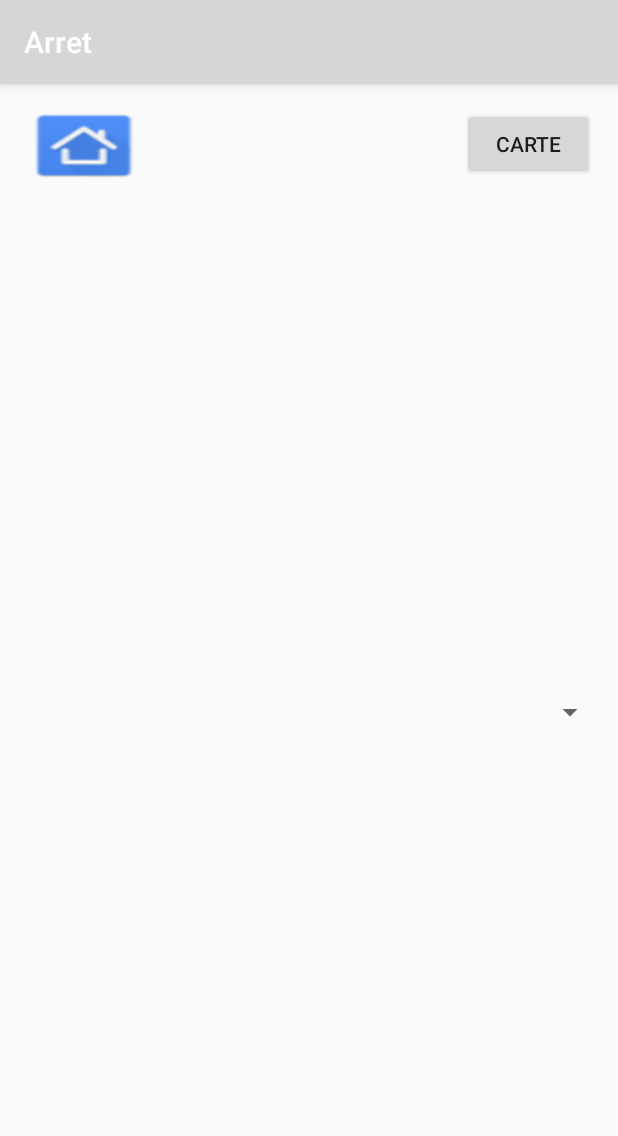
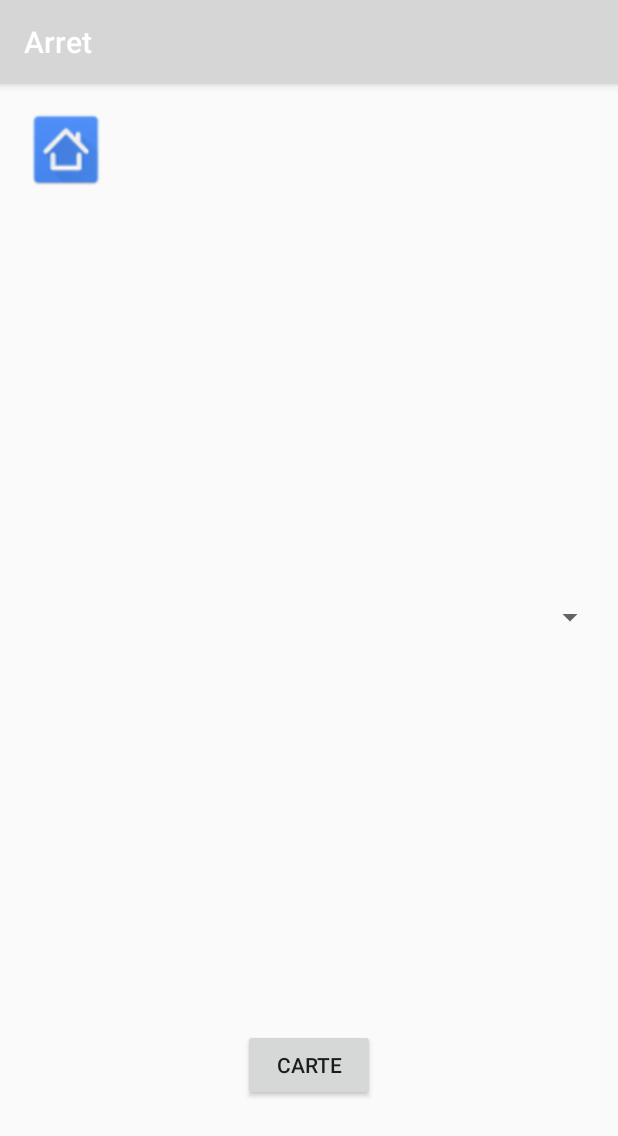
Before and after one commit to jeremiepasserat/TestAndroidPtutS3, an Android app: the Arret screen opened directly, with no data from a screen before it, on a phone screen of 412 x 824 dp. Shown: the top 1136 px of the screen. Run offline under Robolectric (Android 15) with nearby library versions, the phone set to English and light mode, and no system bars.

Commit message:
Ajout d'un bouton sur la carte

```diff
--- a/app/src/main/java/com/example/chrx/testaixenbus/Applications/MapsActivity.java
+++ b/app/src/main/java/com/example/chrx/testaixenbus/Applications/MapsActivity.java
@@ -13,6 +13,8 @@ import android.support.v4.app.FragmentActivity;
 import android.os.Bundle;
 import android.support.v4.content.ContextCompat;
 import android.util.Log;
+import android.view.View;
+import android.widget.Button;
 import android.widget.Toast;
 
 import com.example.chrx.testaixenbus.R;
@@ -48,6 +50,17 @@ public class MapsActivity extends FragmentActivity implements OnMapReadyCallback
         SupportMapFragment mapFragment = (SupportMapFragment) getSupportFragmentManager()
                 .findFragmentById(R.id.map);
         mapFragment.getMapAsync(this);
+
+        Button button = findViewById(R.id.accueil);
+        button.setOnClickListener(new View.OnClickListener() {
+            @Override
+            public void onClick(View view) {
+
+                Intent intent = new Intent(MapsActivity.this, Arret.class);
+                startActivity(intent);
+
+            }
+        });
     }
 
     public static ArrayList<String> getCoordonnees() {
--- a/app/src/main/java/com/example/chrx/testaixenbus/Applications/Menu.java
+++ b/app/src/main/java/com/example/chrx/testaixenbus/Applications/Menu.java
@@ -16,10 +16,8 @@ public class Menu extends AppCompatActivity {
         super.onCreate(savedInstanceState);
         setContentView(R.layout.activity_menu);
 
-        if (android.os.Build.VERSION.SDK_INT > 9) {
             StrictMode.ThreadPolicy policy = new StrictMode.ThreadPolicy.Builder().permitAll().build();
             StrictMode.setThreadPolicy(policy);
-        }
 
         Button itineraire = findViewById(R.id.itineraire);
         itineraire.setOnClickListener(new View.OnClickListener() {
--- a/app/src/main/res/layout/activity_maps.xml
+++ b/app/src/main/res/layout/activity_maps.xml
@@ -5,4 +5,17 @@
     android:name="com.google.android.gms.maps.SupportMapFragment"
     android:layout_width="match_parent"
     android:layout_height="match_parent"
-    tools:context="com.example.chrx.testaixenbus.Applications.MapsActivity" />
+    tools:context="com.example.chrx.testaixenbus.Applications.MapsActivity" >
+
+
+    <Button
+        android:id="@+id/accueil"
+        android:layout_width="53dp"
+        android:layout_height="55dp"
+        android:layout_marginBottom="15dp"
+        android:layout_marginStart="17dp"
+        android:layout_marginTop="16dp"
+        android:background="@drawable/index_test"/>
+
+
+</fragment>
--- a/app/src/main/res/layout/arret.xml
+++ b/app/src/main/res/layout/arret.xml
@@ -3,32 +3,18 @@
     xmlns:app="http://schemas.android.com/apk/res-auto"
     xmlns:tools="http://schemas.android.com/tools"
     android:layout_width="match_parent"
-    android:layout_height="match_parent">
-
-    <Button
-        android:id="@+id/accueil"
-        android:layout_width="0dp"
-        android:layout_height="50dp"
-        android:layout_marginBottom="75dp"
-        android:layout_marginEnd="213dp"
-        android:layout_marginStart="17dp"
-        android:layout_marginTop="16dp"
-        android:background="@drawable/index2"
-        app:layout_constraintBottom_toTopOf="@+id/textView"
-        app:layout_constraintEnd_toEndOf="parent"
-        app:layout_constraintEnd_toStartOf="@+id/button2"
-        app:layout_constraintHorizontal_bias="0.047"
-        app:layout_constraintStart_toStartOf="parent"
-        app:layout_constraintTop_toTopOf="parent"
-        app:layout_constraintVertical_bias="0.0" />
+    android:layout_height="match_parent"
+    tools:layout_editor_absoluteY="81dp">
 
     <TextView
         android:id="@+id/textView"
-        android:layout_width="362dp"
-        android:layout_height="225dp"
-        android:layout_marginBottom="72dp"
+        android:layout_width="0dp"
+        android:layout_height="0dp"
+        android:layout_marginBottom="11dp"
+        android:layout_marginEnd="8dp"
         android:layout_marginStart="8dp"
-        app:layout_constraintBottom_toBottomOf="parent"
+        app:layout_constraintBottom_toTopOf="@+id/button2"
+        app:layout_constraintEnd_toEndOf="parent"
         app:layout_constraintStart_toStartOf="parent"
         app:layout_constraintTop_toBottomOf="@+id/spinner" />
 
@@ -36,12 +22,11 @@
         android:id="@+id/spinner"
         android:layout_width="0dp"
         android:layout_height="wrap_content"
-        android:layout_marginBottom="323dp"
+        android:layout_marginBottom="20dp"
         android:layout_marginEnd="8dp"
         android:layout_marginStart="8dp"
-        app:layout_constraintBottom_toBottomOf="parent"
+        app:layout_constraintBottom_toTopOf="@+id/textView"
         app:layout_constraintEnd_toEndOf="parent"
-        app:layout_constraintHorizontal_bias="0.0"
         app:layout_constraintStart_toStartOf="parent"
         app:layout_constraintTop_toBottomOf="@+id/etatArret" />
 
@@ -49,26 +34,33 @@
         android:id="@+id/etatArret"
         android:layout_width="0dp"
         android:layout_height="0dp"
-        android:layout_marginBottom="376dp"
-        android:layout_marginEnd="7dp"
-        android:layout_marginStart="7dp"
-        app:layout_constraintBottom_toBottomOf="parent"
+        android:layout_marginBottom="25dp"
+        app:layout_constraintBottom_toTopOf="@+id/spinner"
         app:layout_constraintEnd_toEndOf="parent"
-        app:layout_constraintHorizontal_bias="0.0"
         app:layout_constraintStart_toStartOf="parent"
-        app:layout_constraintTop_toBottomOf="@+id/button2" />
+        app:layout_constraintTop_toBottomOf="@+id/accueil" />
 
     <Button
         android:id="@+id/button2"
         android:layout_width="wrap_content"
         android:layout_height="wrap_content"
-        android:layout_marginBottom="38dp"
-        android:layout_marginEnd="16dp"
+        android:layout_marginBottom="90dp"
+        android:text="@string/carte"
+        app:layout_constraintBottom_toBottomOf="parent"
+        app:layout_constraintEnd_toEndOf="parent"
+        app:layout_constraintStart_toStartOf="parent"
+        app:layout_constraintTop_toBottomOf="@+id/textView" />
+
+    <Button
+        android:id="@+id/accueil"
+        android:layout_width="53dp"
+        android:layout_height="55dp"
+        android:layout_marginBottom="15dp"
+        android:layout_marginStart="17dp"
         android:layout_marginTop="16dp"
-        android:text="@string/carte"
+        android:background="@drawable/index2"
         app:layout_constraintBottom_toTopOf="@+id/etatArret"
-        app:layout_constraintEnd_toEndOf="parent"
-        app:layout_constraintStart_toEndOf="@+id/accueil"
+        app:layout_constraintStart_toStartOf="parent"
         app:layout_constraintTop_toTopOf="parent" />
 
 </android.support.constraint.ConstraintLayout>
```
